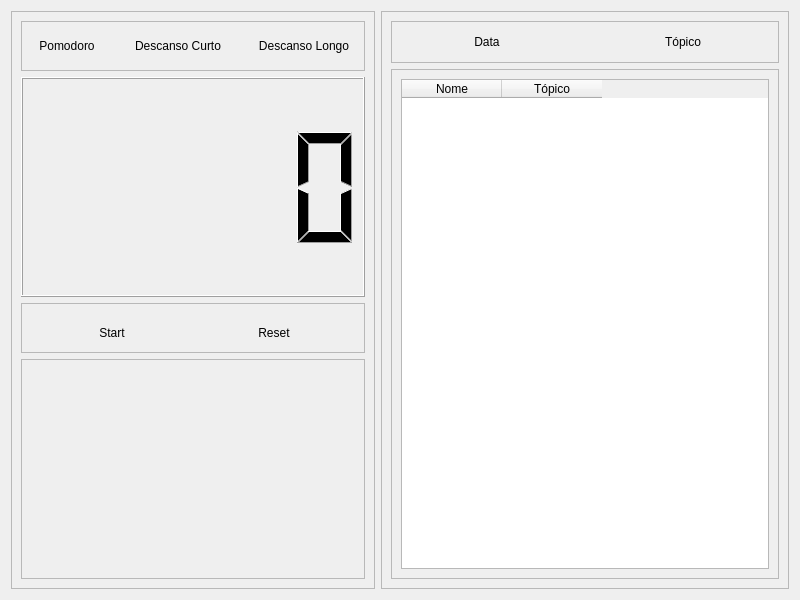
First picture: the form in functions/new_pomodoro/new_pomodoro_page.ui, repository Nbdyleto/PySide6_Self_TCC, before the edit.
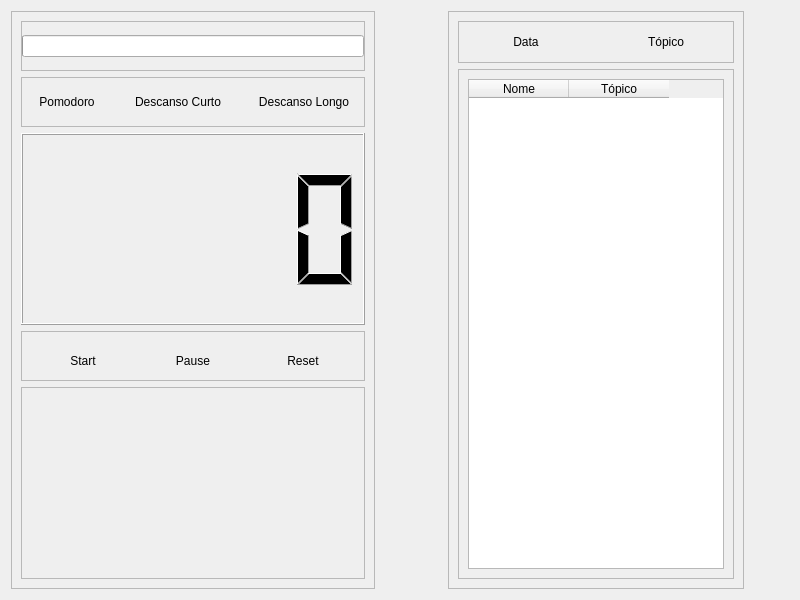
Second picture: the form after the edit.

Commit message: pomodoro almost complete logic

```diff
--- a/functions/new_pomodoro/new_pomodoro_page.ui
+++ b/functions/new_pomodoro/new_pomodoro_page.ui
@@ -14,7 +14,7 @@
    <string>Widget</string>
   </property>
   <layout class="QHBoxLayout" name="horizontalLayout">
-   <item>
+   <item alignment="Qt::AlignLeft">
     <widget class="QFrame" name="frame">
      <property name="frameShape">
       <enum>QFrame::StyledPanel</enum>
@@ -23,6 +23,55 @@
       <enum>QFrame::Raised</enum>
      </property>
      <layout class="QVBoxLayout" name="verticalLayout">
+      <item>
+       <widget class="QFrame" name="frame_8">
+        <property name="maximumSize">
+         <size>
+          <width>16777215</width>
+          <height>50</height>
+         </size>
+        </property>
+        <property name="frameShape">
+         <enum>QFrame::StyledPanel</enum>
+        </property>
+        <property name="frameShadow">
+         <enum>QFrame::Raised</enum>
+        </property>
+        <layout class="QHBoxLayout" name="horizontalLayout_7">
+         <property name="spacing">
+          <number>2</number>
+         </property>
+         <property name="leftMargin">
+          <number>0</number>
+         </property>
+         <property name="topMargin">
+          <number>0</number>
+         </property>
+         <property name="rightMargin">
+          <number>0</number>
+         </property>
+         <property name="bottomMargin">
+          <number>0</number>
+         </property>
+         <item>
+          <widget class="QProgressBar" name="progressBar">
+           <property name="cursor">
+            <cursorShape>CrossCursor</cursorShape>
+           </property>
+           <property name="maximum">
+            <number>100</number>
+           </property>
+           <property name="value">
+            <number>0</number>
+           </property>
+           <property name="textVisible">
+            <bool>false</bool>
+           </property>
+          </widget>
+         </item>
+        </layout>
+       </widget>
+      </item>
       <item>
        <widget class="QFrame" name="frame_3">
         <property name="maximumSize">
@@ -127,6 +176,15 @@
       </item>
       <item>
        <widget class="QLCDNumber" name="lcdPomodoroTimer">
+        <property name="font">
+         <font>
+          <italic>false</italic>
+          <bold>false</bold>
+         </font>
+        </property>
+        <property name="digitCount">
+         <number>5</number>
+        </property>
         <property name="intValue" stdset="0">
          <number>0</number>
         </property>
@@ -177,6 +235,30 @@
            </property>
           </widget>
          </item>
+         <item>
+          <widget class="QPushButton" name="pushButton_3">
+           <property name="minimumSize">
+            <size>
+             <width>100</width>
+             <height>40</height>
+            </size>
+           </property>
+           <property name="maximumSize">
+            <size>
+             <width>150</width>
+             <height>16777215</height>
+            </size>
+           </property>
+           <property name="styleSheet">
+            <string notr="true">background-repeat: no-repeat; 
+border-radius: 20px;
+text-align: center;</string>
+           </property>
+           <property name="text">
+            <string>Pause</string>
+           </property>
+          </widget>
+         </item>
          <item>
           <widget class="QPushButton" name="btnResetTimer">
            <property name="minimumSize">
@@ -215,6 +297,9 @@
         <layout class="QHBoxLayout" name="horizontalLayout_4">
          <item alignment="Qt::AlignTop">
           <widget class="QLabel" name="lblActualTask">
+           <property name="styleSheet">
+            <string notr="true">font: bold 20px;</string>
+           </property>
            <property name="text">
             <string/>
            </property>
@@ -226,7 +311,7 @@
      </layout>
     </widget>
    </item>
-   <item>
+   <item alignment="Qt::AlignHCenter">
     <widget class="QFrame" name="frame_2">
      <property name="frameShape">
       <enum>QFrame::StyledPanel</enum>
@@ -262,11 +347,11 @@
          <property name="bottomMargin">
           <number>0</number>
          </property>
-         <item>
+         <item alignment="Qt::AlignHCenter">
           <widget class="QPushButton" name="pushButton">
            <property name="minimumSize">
             <size>
-             <width>150</width>
+             <width>120</width>
              <height>40</height>
             </size>
            </property>
@@ -286,11 +371,11 @@
            </property>
           </widget>
          </item>
-         <item>
+         <item alignment="Qt::AlignHCenter">
           <widget class="QPushButton" name="pushButton_2">
            <property name="minimumSize">
             <size>
-             <width>150</width>
+             <width>120</width>
              <height>40</height>
             </size>
            </property>
```
Left out of the diff: 2 changed lines with no effect on the pictures. The commit also changes 12 other files.
